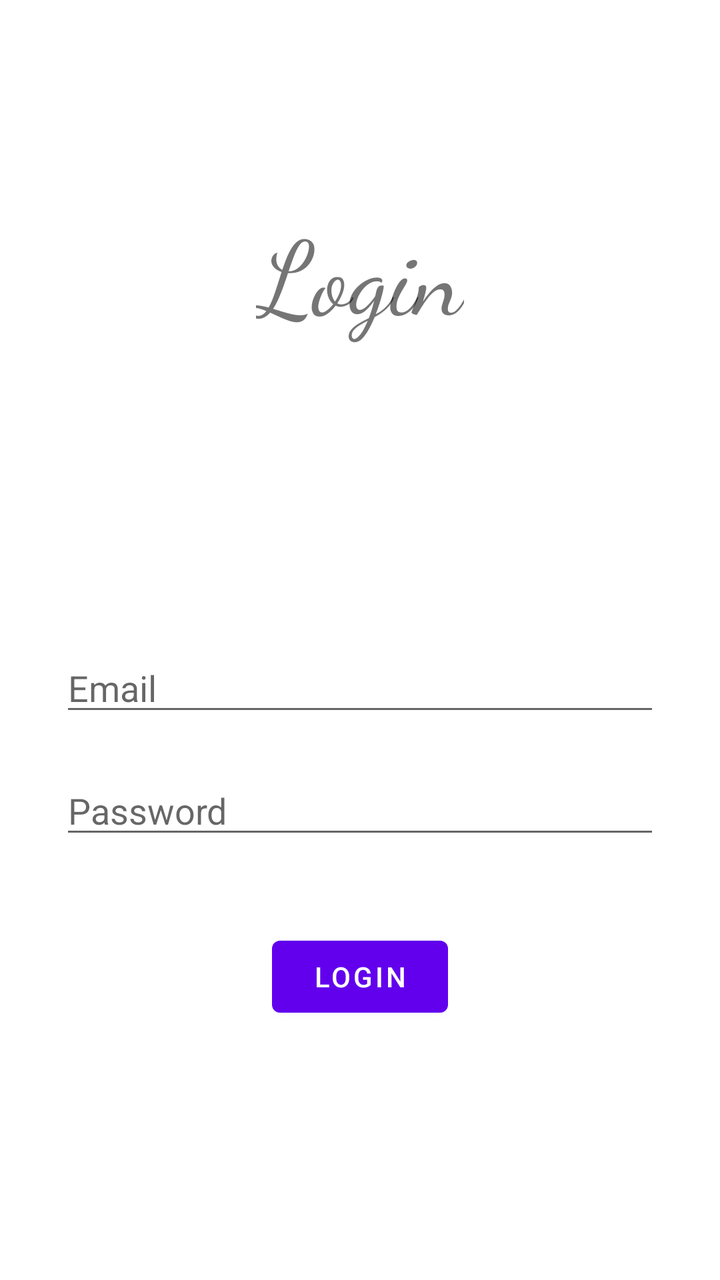
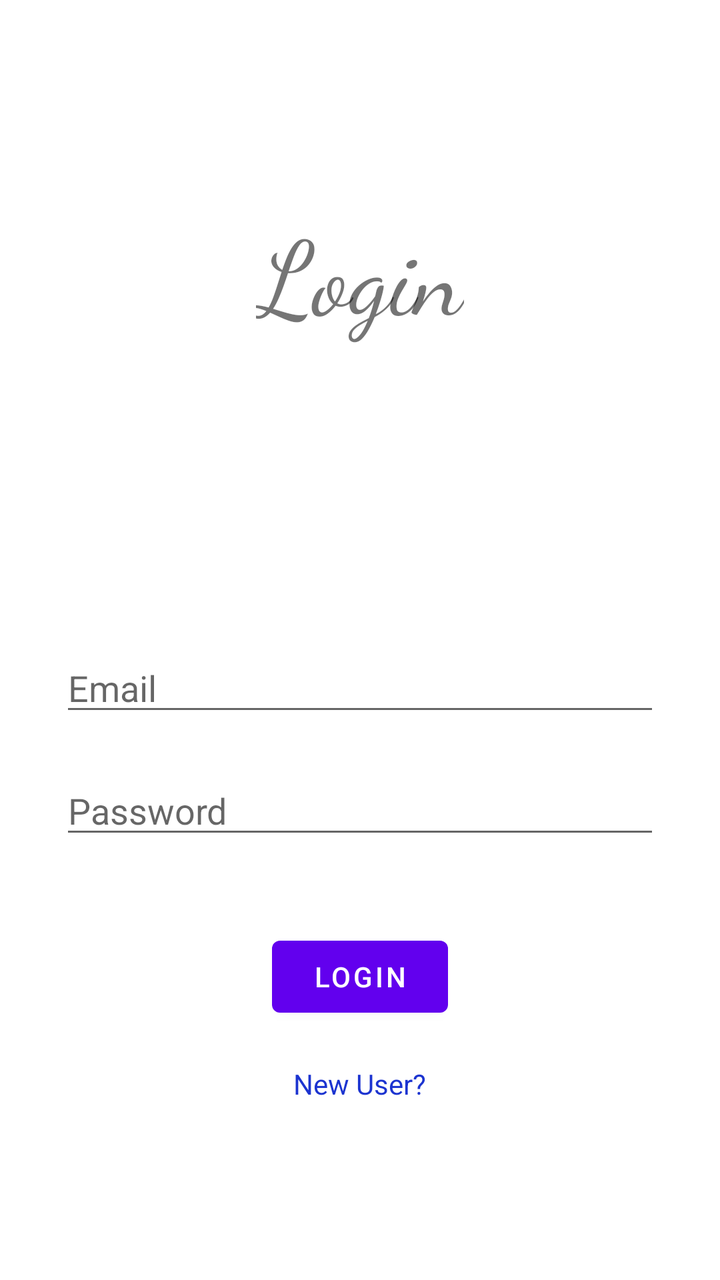

Two renders of the same Android screen: before a commit and after it. Below are the layout's source before the change and the commit's diff.
<!-- AndroidManifest.xml: application theme Theme.HMT_26_Android -->
<!-- res/layout/activity_login.xml -->
<?xml version="1.0" encoding="utf-8"?>
<RelativeLayout xmlns:android="http://schemas.android.com/apk/res/android"
    xmlns:app="http://schemas.android.com/apk/res-auto"
    xmlns:tools="http://schemas.android.com/tools"
    android:id="@+id/main"
    android:layout_width="match_parent"
    android:layout_height="match_parent"
    tools:context=".LoginActivity">


    <TextView
        android:layout_width="wrap_content"
        android:layout_height="wrap_content"
        android:id="@+id/tvLoginTitle"
        android:text="Login"
        android:textSize="25pt"
        android:layout_centerHorizontal="true"
        android:layout_marginTop="100dp"
        android:fontFamily="cursive"
        />

    <EditText
        android:layout_width="match_parent"
        android:layout_height="wrap_content"
        android:id="@+id/edtLoginEmail"
        android:layout_below="@id/tvLoginTitle"
        android:layout_marginTop="150dp"
        android:hint="Email"
        android:layout_marginStart="30dp"
        android:layout_marginEnd="30dp"
        />

    <EditText
        android:layout_width="match_parent"
        android:layout_height="wrap_content"
        android:id="@+id/edtLoginPassword"
        android:layout_below="@id/edtLoginEmail"
        android:layout_marginTop="20dp"
        android:layout_marginStart="30dp"
        android:layout_marginEnd="30dp"
        android:hint="Password"
        />


    <Button
        android:layout_width="wrap_content"
        android:layout_height="wrap_content"
        android:id="@+id/btnLoginSubmit"
        android:text="Login"
        android:layout_below="@id/edtLoginPassword"
        android:layout_centerHorizontal="true"
        android:layout_marginTop="40dp"
        />






</RelativeLayout>
<!-- resources referenced by this layout -->
<resources>
  <style name="Theme.HMT_26_Android" parent="Theme.MaterialComponents.DayNight.NoActionBar">
          
          <item name="colorPrimary">@color/purple_500</item>
          <item name="colorPrimaryVariant">@color/purple_700</item>
          <item name="colorOnPrimary">@color/white</item>
          
          <item name="colorSecondary">@color/teal_200</item>
          <item name="colorSecondaryVariant">@color/teal_700</item>
          <item name="colorOnSecondary">@color/black</item>
          
          <item name="android:statusBarColor">?attr/colorPrimaryVariant</item>
          
      </style>
  <color name="purple_500">#FF6200EE</color>
  <color name="purple_700">#FF3700B3</color>
  <color name="white">#FFFFFFFF</color>
  <color name="teal_200">#FF03DAC5</color>
  <color name="teal_700">#FF018786</color>
  <color name="black">#FF000000</color>
</resources>

<!-- the commit's change to res/layout/activity_login.xml (unified diff, before → after) -->
@@ -52,6 +52,17 @@
         android:layout_marginTop="40dp"
         />
 
+    <TextView
+        android:layout_width="wrap_content"
+        android:layout_height="wrap_content"
+        android:id="@+id/tvLoginSignuplink"
+        android:text="New User?"
+        android:layout_below="@id/btnLoginSubmit"
+        android:layout_centerHorizontal="true"
+        android:layout_marginTop="20dp"
+        android:textColor="#1C34D0"
+        />
+
 
 
 
